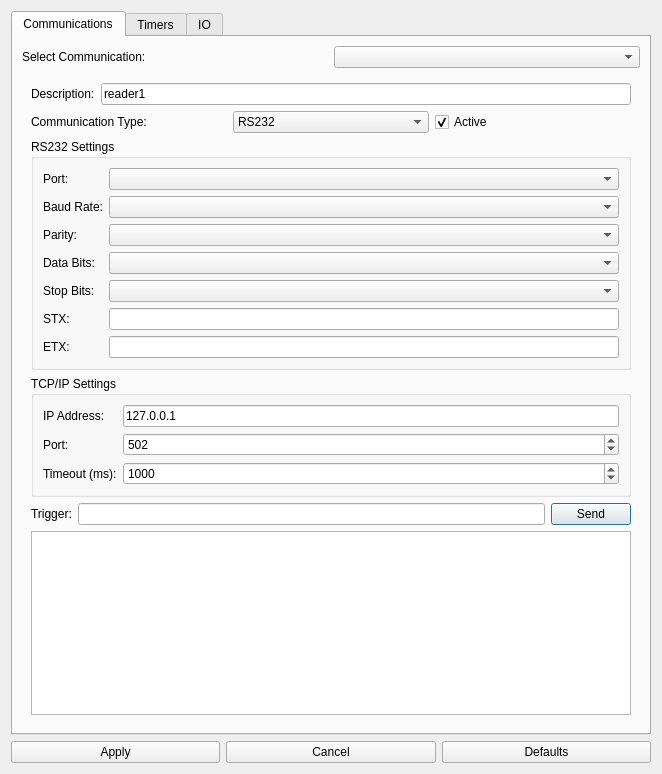
Before: the Qt Designer form src/gui/SettingsWindow.ui in orkiman/MachineController, drawn with Qt 5.
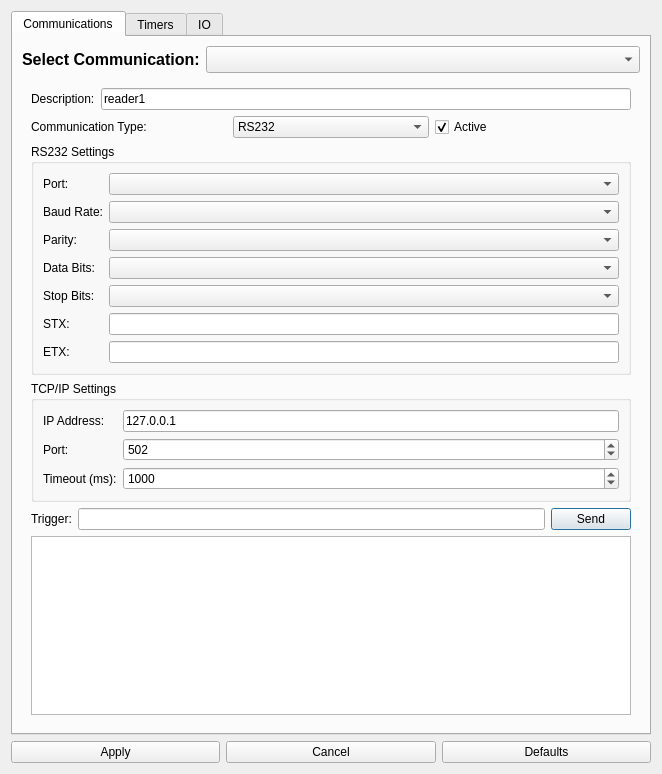
After: the same form once the commit is applied.

Commit message:
Fix timer field visibility in SettingsWindow
- Added style sheet to ensure timer table text remains visible during editing
- Set explicit text color for timer table items to ensure good contrast
- Improved handling of changed fields to maintain text visibility
- Fixed issue where timer fields would turn black when editing
- Used light purple selection color for better UX
- Ensured proper color reset when applying changes

The edit to the form file:
```diff
--- a/src/gui/SettingsWindow.ui
+++ b/src/gui/SettingsWindow.ui
@@ -35,13 +35,32 @@
         <layout class="QHBoxLayout" name="communicationSelectorLayout">
          <item>
           <widget class="QLabel" name="communicationSelectorLabel">
+           <property name="font">
+            <font>
+             <pointsize>12</pointsize>
+             <bold>true</bold>
+            </font>
+           </property>
            <property name="text">
             <string>Select Communication:</string>
            </property>
           </widget>
          </item>
          <item>
-          <widget class="QComboBox" name="communicationSelectorComboBox"/>
+          <widget class="QComboBox" name="communicationSelectorComboBox">
+           <property name="sizePolicy">
+            <sizepolicy hsizetype="Expanding" vsizetype="Fixed">
+             <horstretch>0</horstretch>
+             <verstretch>0</verstretch>
+            </sizepolicy>
+           </property>
+           <property name="font">
+            <font>
+             <pointsize>12</pointsize>
+             <bold>true</bold>
+            </font>
+           </property>
+          </widget>
          </item>
         </layout>
        </item>
```
Lines whose indentation alone changed are shown as unchanged. The commit also changes 1 other file.
